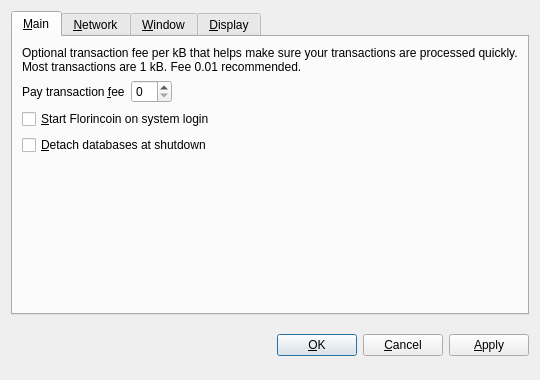
Above: src/qt/forms/optionsdialog.ui from cosmoscoin/cosmoscoin before the change. Below: the same form after it.
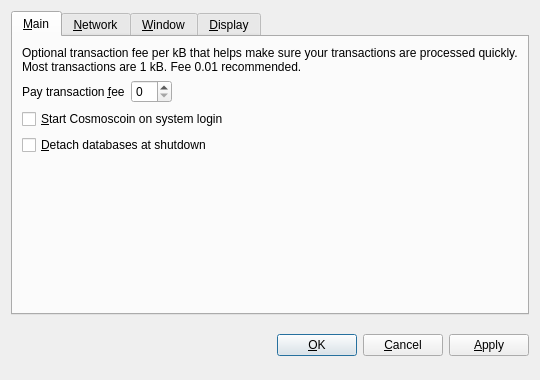
That is the form after the change. The open tabs and pages were chosen to show the change. Custom widgets are drawn as their Qt base class.

The edit to the form file:
```diff
--- a/src/qt/forms/optionsdialog.ui
+++ b/src/qt/forms/optionsdialog.ui
@@ -82,7 +82,7 @@
           <string>Automatically start Florincoin after logging in to the system.</string>
          </property>
          <property name="text">
-          <string>&amp;Start Florincoin on system login</string>
+          <string>&amp;Start Cosmoscoin on system login</string>
          </property>
         </widget>
        </item>
```
Left out of the diff: 18 changed lines with no effect on the pictures.
